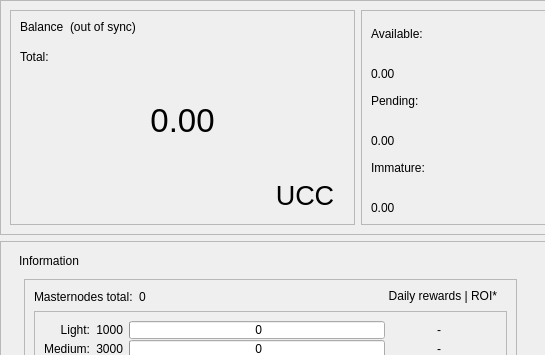
The window that src/qt/forms/overviewpage.ui (swampcoin/bwrgocoin) describes before a commit, drawn with Qt 5; both pictures show x 0 to 545 and y 0 to 355 of the 1067 by 650 pixel window.
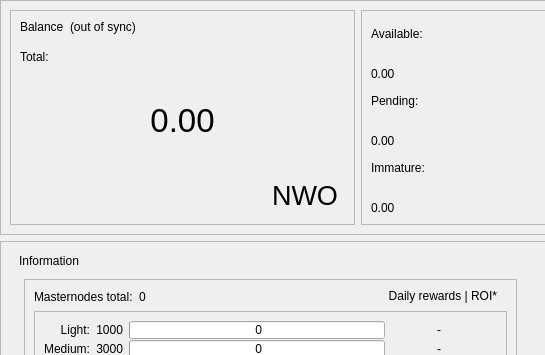
The same window after the commit.

Diff of the .ui file:
```diff
--- a/src/qt/forms/overviewpage.ui
+++ b/src/qt/forms/overviewpage.ui
@@ -257,7 +257,7 @@
                   <cursorShape>PointingHandCursor</cursorShape>
                  </property>
                  <property name="text">
-                  <string>UCC</string>
+                  <string>NWO</string>
                  </property>
                  <property name="flat">
                   <bool>true</bool>
```
Left out of the diff: 2 changed lines with no effect on the pictures.
